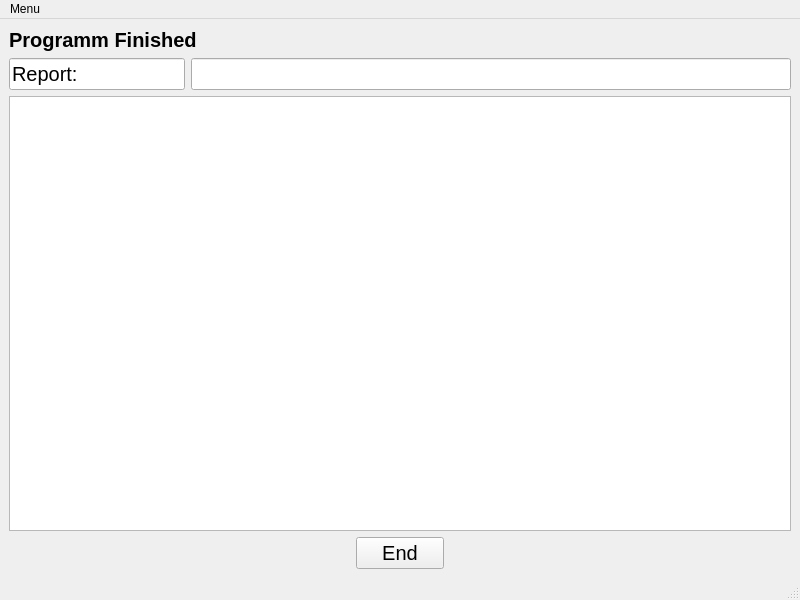
Before: the Qt Designer form source_code/ui/finished.ui in MaximilianBrokamp/ENEFFCO-diagramm-creator, drawn with Qt 5.
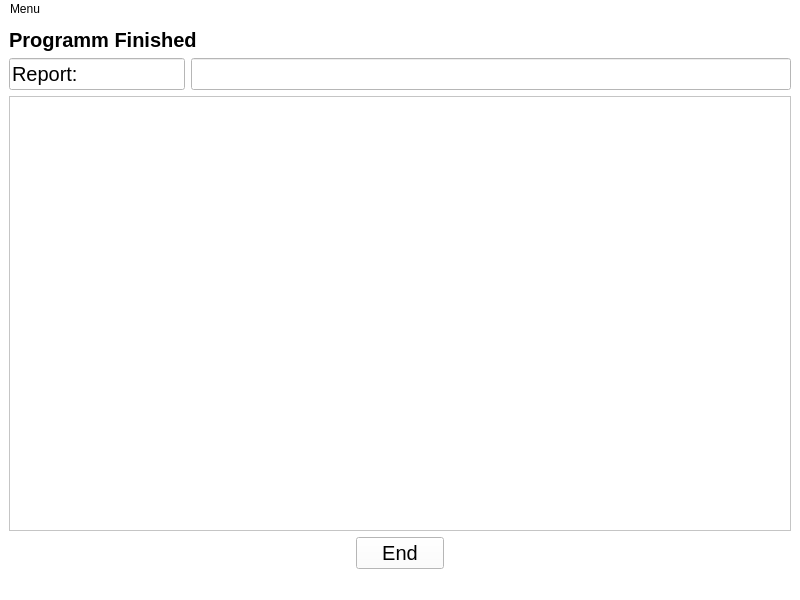
After: the same form once the commit is applied.

The edit to the form file:
```diff
--- a/source_code/ui/finished.ui
+++ b/source_code/ui/finished.ui
@@ -13,6 +13,10 @@
   <property name="windowTitle">
    <string>Eneffco Diagram creator</string>
   </property>
+  <property name="styleSheet">
+   <string notr="true">
+background-color: rgb(255, 255, 255);</string>
+  </property>
   <widget class="QWidget" name="centralwidget">
    <layout class="QGridLayout" name="gridLayout">
     <item row="1" column="0">
@@ -131,7 +135,7 @@
      <x>0</x>
      <y>0</y>
      <width>800</width>
-     <height>26</height>
+     <height>21</height>
     </rect>
    </property>
    <widget class="QMenu" name="menuMenu">
```
